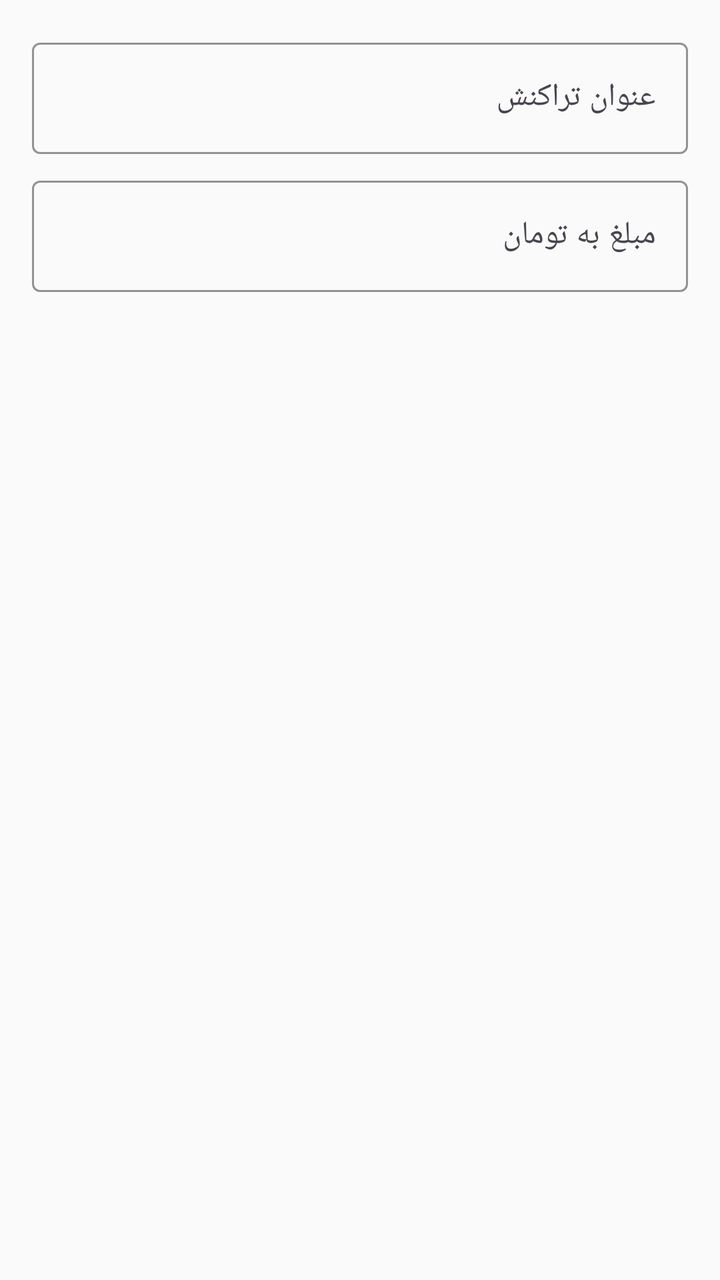
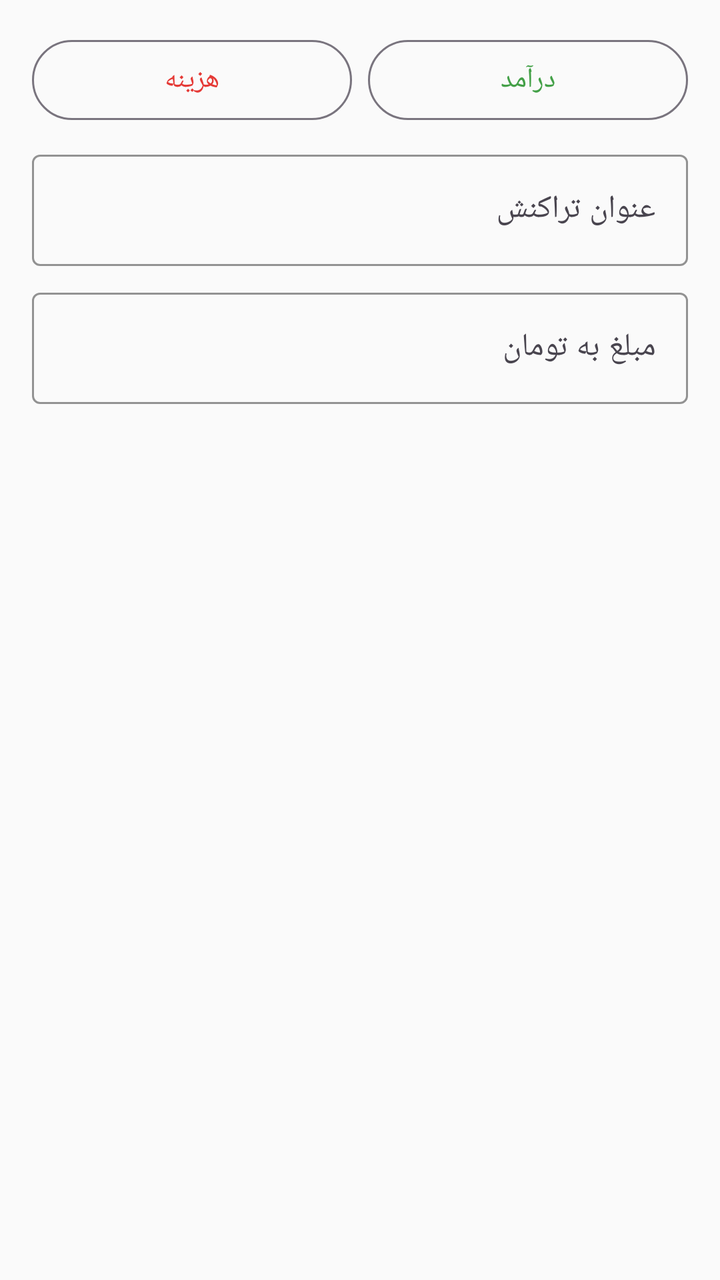

Screens rendered from an Android XML layout before and after an edit, with the pre-edit source and the edit as a unified diff.
<!-- AndroidManifest.xml: application theme Theme.PillTracker -->
<!-- res/layout/dialog_add_transaction.xml -->
<?xml version="1.0" encoding="utf-8"?>
<LinearLayout xmlns:android="http://schemas.android.com/apk/res/android"
    xmlns:app="http://schemas.android.com/apk/res-auto"
    android:layout_width="match_parent"
    android:layout_height="wrap_content"
    android:orientation="vertical"
    android:padding="16dp">

    <com.google.android.material.textfield.TextInputLayout
        android:layout_width="match_parent"
        android:layout_height="wrap_content"
        android:layout_marginBottom="8dp"
        android:hint="عنوان تراکنش"
        app:endIconMode="clear_text"
        app:boxStrokeColor="@color/primary"
        app:hintTextColor="@color/primary">

        <com.google.android.material.textfield.TextInputEditText
            android:id="@+id/titleInput"
            android:layout_width="match_parent"
            android:layout_height="wrap_content"
            android:inputType="text"
            android:maxLines="1" />
    </com.google.android.material.textfield.TextInputLayout>

    <com.google.android.material.textfield.TextInputLayout
        android:layout_width="match_parent"
        android:layout_height="wrap_content"
        android:hint="مبلغ به تومان"
        app:endIconMode="clear_text"
        app:boxStrokeColor="@color/primary"
        app:hintTextColor="@color/primary">

        <com.google.android.material.textfield.TextInputEditText
            android:id="@+id/amountInput"
            android:layout_width="match_parent"
            android:layout_height="wrap_content"
            android:inputType="number" />
    </com.google.android.material.textfield.TextInputLayout>

</LinearLayout>
<!-- resources referenced by this layout -->
<resources>
  <color name="primary">#FF78909C</color>
  <style name="Theme.PillTracker" parent="Theme.Material3.DayNight.NoActionBar">
          <item name="colorPrimary">@color/primary</item>
          <item name="colorPrimaryContainer">@color/today_bg</item>
          <item name="colorOnPrimary">@color/on_primary</item>
          <item name="colorSecondary">@color/secondary</item>
          <item name="colorOnSecondary">@color/on_primary</item>
          <item name="android:colorBackground">@color/background</item>
          <item name="android:statusBarColor">@color/background</item>
          <item name="colorSurface">@color/surface</item>
          <item name="colorOnSurface">@color/on_surface</item>
          <item name="android:windowLightStatusBar">true</item>
      </style>
  <color name="today_bg">#FFECEFF1</color>
  <color name="on_primary">#FFFFFFFF</color>
  <color name="secondary">#FF90A4AE</color>
  <color name="background">#FFFAFAFA</color>
  <color name="surface">#FFFFFFFF</color>
  <color name="on_surface">#FF37474F</color>
</resources>

<!-- the commit's change to res/layout/dialog_add_transaction.xml (unified diff, before → after) -->
@@ -5,6 +5,35 @@
     android:layout_height="wrap_content"
     android:orientation="vertical"
     android:padding="16dp">
+
+    <LinearLayout
+        android:layout_width="match_parent"
+        android:layout_height="wrap_content"
+        android:layout_marginBottom="8dp"
+        android:orientation="horizontal">
+
+        <com.google.android.material.button.MaterialButton
+            android:id="@+id/typeExpenseBtn"
+            style="@style/Widget.Material3.Button.OutlinedButton"
+            android:layout_width="0dp"
+            android:layout_height="wrap_content"
+            android:layout_weight="1"
+            android:text="هزینه"
+            android:textColor="@color/expense_red" />
+
+        <Space
+            android:layout_width="8dp"
+            android:layout_height="1dp" />
+
+        <com.google.android.material.button.MaterialButton
+            android:id="@+id/typeIncomeBtn"
+            style="@style/Widget.Material3.Button.OutlinedButton"
+            android:layout_width="0dp"
+            android:layout_height="wrap_content"
+            android:layout_weight="1"
+            android:text="درآمد"
+            android:textColor="@color/income_green" />
+    </LinearLayout>
 
     <com.google.android.material.textfield.TextInputLayout
         android:layout_width="match_parent"
<!-- resource entries referenced after the edit -->
@@ -1,5 +1,7 @@
 <!-- resources referenced by this layout -->
 <resources>
+  <color name="expense_red">#FFE53935</color>
+  <color name="income_green">#FF43A047</color>
   <color name="primary">#FF78909C</color>
   <style name="Theme.PillTracker" parent="Theme.Material3.DayNight.NoActionBar">
           <item name="colorPrimary">@color/primary</item>
